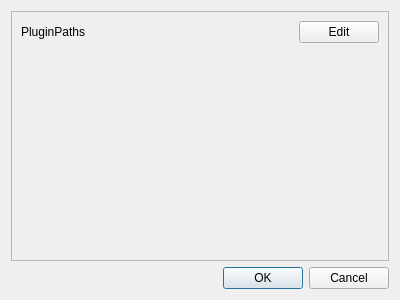
First picture: the form in src/Ui/PythonPluginSettings.ui, repository tmontaigu/CloudCompare-PythonRuntime, before the edit.
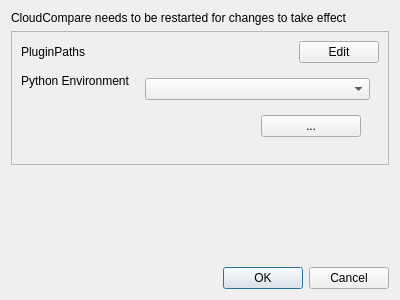
Second picture: the form after the edit.

Commit message:
Allow user to select custom python env in settings
This commit adds in the settings a way for the users to select
a path to python env to be used by the plugin.

It also uses the PEP 587 feature to initialize the interpreter, and more importantly
handle errors when it could initialize itself properly as oposed to just exiting the program like before
allowing us to have a nicer user experience when something goes wrong with a user's local env.

```diff
--- a/src/Ui/PythonPluginSettings.ui
+++ b/src/Ui/PythonPluginSettings.ui
@@ -14,6 +14,13 @@
    <string>Python Plugin Settings</string>
   </property>
   <layout class="QVBoxLayout" name="verticalLayout">
+   <item>
+    <widget class="QLabel" name="informationLabel">
+     <property name="text">
+      <string>CloudCompare needs to be restarted for changes to take effect</string>
+     </property>
+    </widget>
+   </item>
    <item>
     <widget class="QFrame" name="frame">
      <property name="frameShape">
@@ -57,9 +64,58 @@
         </item>
        </layout>
       </item>
+      <item row="1" column="0">
+       <widget class="QLabel" name="label_2">
+        <property name="text">
+         <string>Python Environment</string>
+        </property>
+       </widget>
+      </item>
+      <item row="1" column="1">
+       <widget class="QWidget" name="pythonEnvSettingsWidget" native="true">
+        <layout class="QVBoxLayout" name="verticalLayout_2">
+         <item>
+          <widget class="QComboBox" name="envTypeComboBox"/>
+         </item>
+         <item>
+          <widget class="QWidget" name="localEnvSettingsWidget" native="true">
+           <layout class="QHBoxLayout" name="horizontalLayout_2">
+            <item>
+             <widget class="QLabel" name="localEnvPathLabel">
+              <property name="text">
+               <string/>
+              </property>
+             </widget>
+            </item>
+            <item>
+             <widget class="QPushButton" name="localEnvSelectBtn">
+              <property name="text">
+               <string>...</string>
+              </property>
+             </widget>
+            </item>
+           </layout>
+          </widget>
+         </item>
+        </layout>
+       </widget>
+      </item>
      </layout>
     </widget>
    </item>
+   <item>
+    <spacer name="verticalSpacer">
+     <property name="orientation">
+      <enum>Qt::Vertical</enum>
+     </property>
+     <property name="sizeHint" stdset="0">
+      <size>
+       <width>20</width>
+       <height>40</height>
+      </size>
+     </property>
+    </spacer>
+   </item>
    <item>
     <widget class="QDialogButtonBox" name="buttonBox">
      <property name="orientation">
```
The commit also changes 9 other files.
